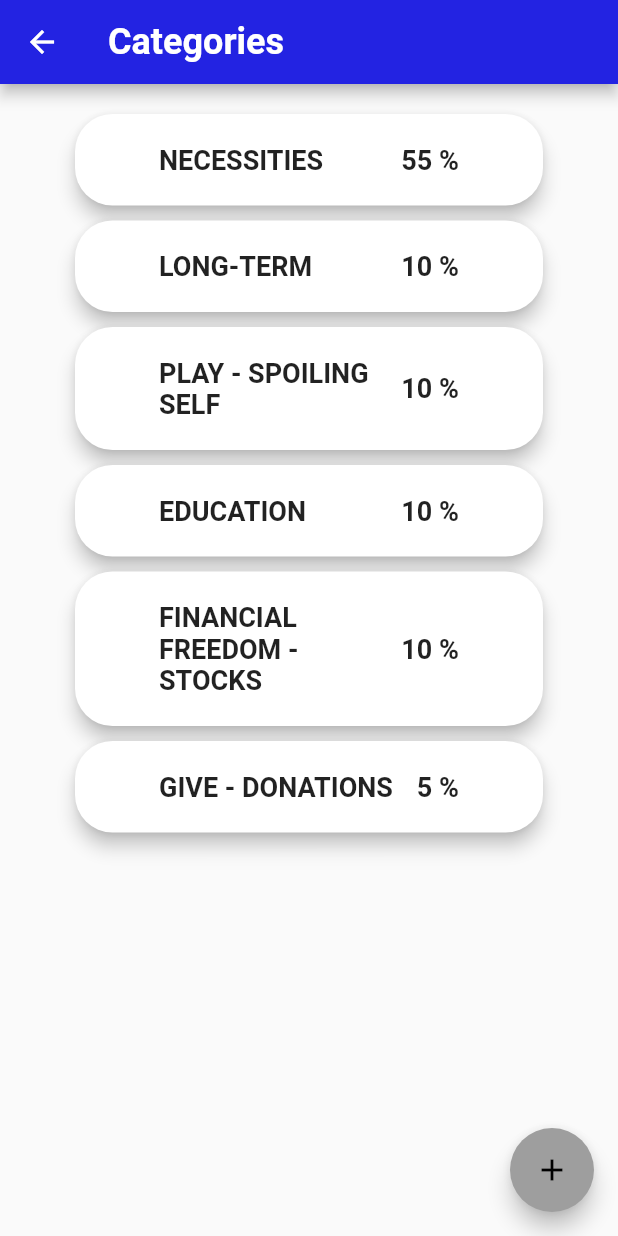
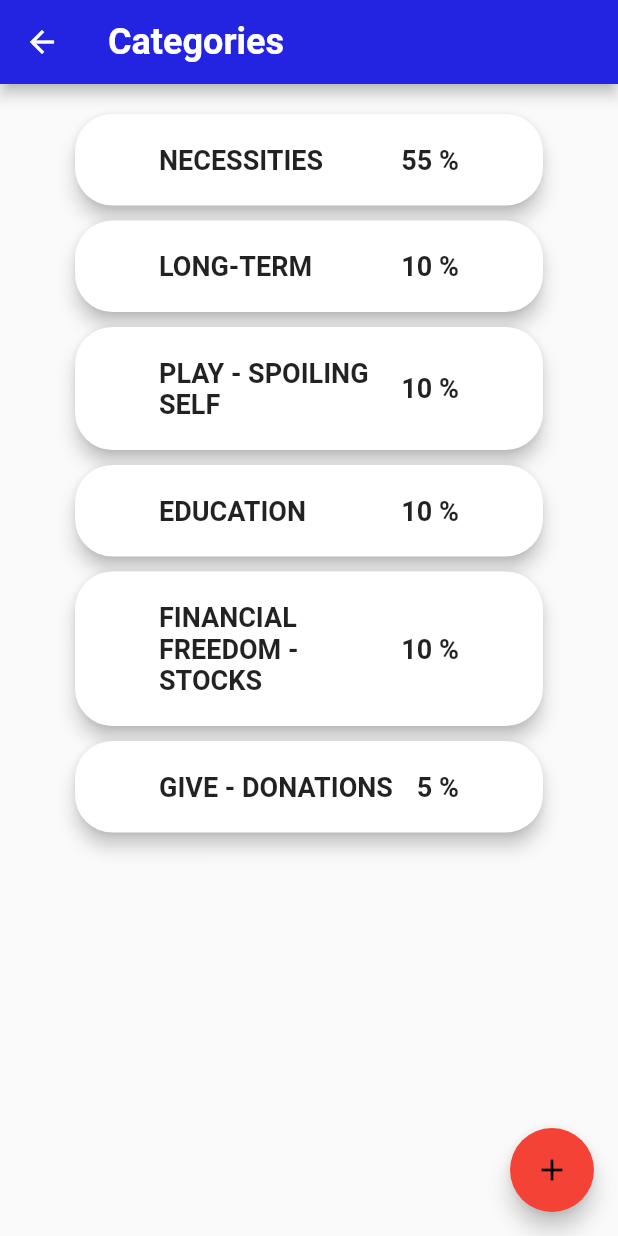
Before and after one commit to carloadamos/income_splitter, a Flutter app: the CategoriesPage screen opened by its route, on a phone screen of 412 x 824 dp. Run offline on Flutter 3.47's test engine with Material 2 defaults, Android fonts, the phone set to English and light mode, and no system bars; our stand-ins replace sqflite; accounts and stored records are empty.

Commit message:
Added insert and select. Working properly

```diff
--- a/lib/models/category.dart
+++ b/lib/models/category.dart
@@ -6,8 +6,14 @@ class Category {
   Category({this.categoryId, this.categoryName, this.categoryPercent});
 
   Map<String, dynamic> toMap() => {
-        "id": categoryId,
         "name": categoryName,
         "percentage": categoryPercent,
       };
+
+  factory Category.fromMap(Map<String, dynamic> json) => new Category(
+    categoryId: json["id"],
+    categoryName: json["name"],
+    categoryPercent: double.parse(json["percentage"].toString()),
+  );
+
 }
--- a/lib/page/categories_page.dart
+++ b/lib/page/categories_page.dart
@@ -111,7 +111,7 @@ class _CategoriesPageState extends State<CategoriesPage> {
       Color whiteColor, BuildContext context) {
     return FloatingActionButton(
       disabledElevation: 0.0,
-      backgroundColor: Colors.grey,
+      backgroundColor: Colors.red,
       child: Icon(
         Icons.add,
         color: Color(0xFF000000),
--- a/lib/page/category_page.dart
+++ b/lib/page/category_page.dart
@@ -1,5 +1,6 @@
 import 'package:flutter/material.dart';
 import 'package:flutter/services.dart';
+import 'package:income_splitter/database_helper.dart';
 import 'package:income_splitter/models/category.dart';
 import 'package:income_splitter/state/state_container.dart';
 import 'package:income_splitter/widgets/percentage_slider.dart';
@@ -16,11 +17,14 @@ class _CategoryPageState extends State<CategoryPage> {
   TextEditingController categoryNameController = TextEditingController();
   double initialPercentageValue = 0;
 
+
   @override
   initState() {
     categoryNameController.text = widget.category.categoryName;
     initialPercentageValue =
         widget.category.categoryPercent;
+    DBProvider.db.newCategory(widget.category);
+    DBProvider.db.getAllCategory();
 
     super.initState();
   }
```
Also changed, not shown: lib/database_helper.dart (+20 -10 lines).
